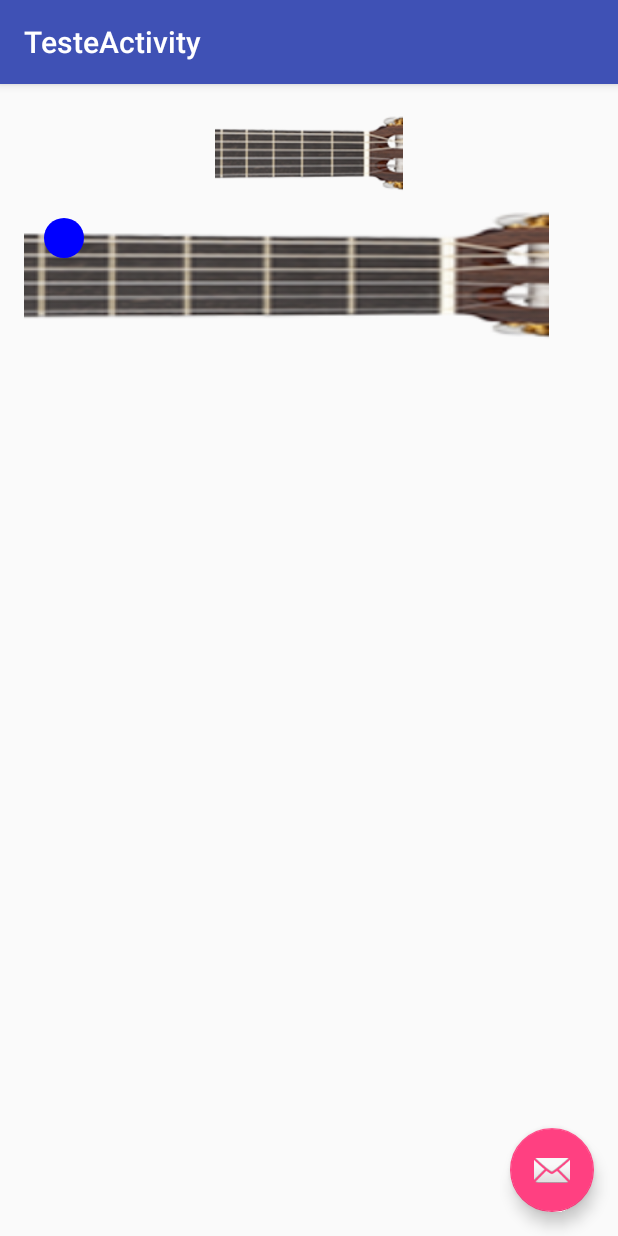
After one commit to mtsodf/MusicGame, an Android app: the TesteActivity screen opened directly, with no data from a screen before it, on a phone screen of 412 x 824 dp. The commit adds this screen. Run offline under Robolectric (Android 15) with nearby library versions, the phone set to English and light mode, and no system bars.

Commit message:
Adicao de Botao de Teste Adicao do GuitarView

```diff
--- a/app/src/main/java/music/com/br/musicgame/MainActivity.java
+++ b/app/src/main/java/music/com/br/musicgame/MainActivity.java
@@ -36,6 +36,10 @@ public class MainActivity extends AppCompatActivity {
             startGame(TERCA_GAME);
         } else if(v.getId() == R.id.level3Btn){
             startGame(TERCA_QUARTA_GAME);
+        }else if(v.getId() == R.id.testButton){
+           Intent intent = new Intent(this,TesteActivity.class);
+
+            startActivity(intent);
         }
     }
 
--- /dev/null
+++ b/app/src/main/java/music/com/br/musicgame/TesteActivity.java
@@ -0,0 +1,29 @@
+package music.com.br.musicgame;
+
+import android.os.Bundle;
+import android.support.design.widget.FloatingActionButton;
+import android.support.design.widget.Snackbar;
+import android.support.v7.app.AppCompatActivity;
+import android.support.v7.widget.Toolbar;
+import android.view.View;
+
+public class TesteActivity extends AppCompatActivity {
+
+    @Override
+    protected void onCreate(Bundle savedInstanceState) {
+        super.onCreate(savedInstanceState);
+        setContentView(R.layout.activity_teste);
+        Toolbar toolbar = (Toolbar) findViewById(R.id.toolbar);
+        setSupportActionBar(toolbar);
+
+        FloatingActionButton fab = (FloatingActionButton) findViewById(R.id.fab);
+        fab.setOnClickListener(new View.OnClickListener() {
+            @Override
+            public void onClick(View view) {
+                Snackbar.make(view, "Replace with your own action", Snackbar.LENGTH_LONG)
+                        .setAction("Action", null).show();
+            }
+        });
+    }
+
+}
--- /dev/null
+++ b/app/src/main/java/music/com/br/musicgame/views/GuitarView.java
@@ -0,0 +1,55 @@
+package music.com.br.musicgame.views;
+
+import android.content.Context;
+import android.graphics.Canvas;
+import android.graphics.Color;
+import android.graphics.Paint;
+import android.graphics.drawable.ShapeDrawable;
+import android.graphics.drawable.shapes.OvalShape;
+import android.util.AttributeSet;
+import android.view.View;
+import music.com.br.musicgame.R;
+
+
+/**
+ * Created by mtsodf on 13/02/16.
+ */
+public class GuitarView extends View {
+
+    private ShapeDrawable mDrawable;
+
+    float radius = 20;
+    float x = 40;
+    float y = 40;
+
+
+    public GuitarView(Context context, AttributeSet attributeSet){
+        super(context, attributeSet);
+        setBackgroundResource(R.drawable.guitar_brace);
+
+
+    }
+
+
+
+    @Override
+    protected void onDraw(Canvas canvas) {
+
+        super.onDraw(canvas);
+        Paint paint = new Paint();
+        paint.setColor(Color.BLUE);
+        paint.setStyle(Paint.Style.FILL);
+        canvas.drawCircle(x,y,radius,paint);
+    }
+
+    public void setGuitarString(int num){
+        y = num * 10 + 10;
+    }
+
+    public void setCase(int num){
+        x = num*20+10;
+    }
+
+
+
+}
--- /dev/null
+++ b/app/src/main/res/layout/activity_teste.xml
@@ -0,0 +1,34 @@
+<?xml version="1.0" encoding="utf-8"?>
+<android.support.design.widget.CoordinatorLayout xmlns:android="http://schemas.android.com/apk/res/android"
+    xmlns:app="http://schemas.android.com/apk/res-auto"
+    xmlns:tools="http://schemas.android.com/tools"
+    android:layout_width="match_parent"
+    android:layout_height="match_parent"
+    android:fitsSystemWindows="true"
+    tools:context="music.com.br.musicgame.TesteActivity">
+
+    <android.support.design.widget.AppBarLayout
+        android:layout_width="match_parent"
+        android:layout_height="wrap_content"
+        android:theme="@style/AppTheme.AppBarOverlay">
+
+        <android.support.v7.widget.Toolbar
+            android:id="@+id/toolbar"
+            android:layout_width="match_parent"
+            android:layout_height="?attr/actionBarSize"
+            android:background="?attr/colorPrimary"
+            app:popupTheme="@style/AppTheme.PopupOverlay" />
+
+    </android.support.design.widget.AppBarLayout>
+
+    <include layout="@layout/content_teste" />
+
+    <android.support.design.widget.FloatingActionButton
+        android:id="@+id/fab"
+        android:layout_width="wrap_content"
+        android:layout_height="wrap_content"
+        android:layout_gravity="bottom|end"
+        android:layout_margin="@dimen/fab_margin"
+        android:src="@android:drawable/ic_dialog_email" />
+
+</android.support.design.widget.CoordinatorLayout>
--- /dev/null
+++ b/app/src/main/res/layout/content_teste.xml
@@ -0,0 +1,32 @@
+<?xml version="1.0" encoding="utf-8"?>
+<LinearLayout xmlns:android="http://schemas.android.com/apk/res/android"
+    xmlns:app="http://schemas.android.com/apk/res-auto"
+    xmlns:tools="http://schemas.android.com/tools"
+    android:layout_width="match_parent"
+    android:layout_height="match_parent"
+    android:paddingBottom="@dimen/activity_vertical_margin"
+    android:paddingLeft="@dimen/activity_horizontal_margin"
+    android:paddingRight="@dimen/activity_horizontal_margin"
+    android:paddingTop="@dimen/activity_vertical_margin"
+    app:layout_behavior="@string/appbar_scrolling_view_behavior"
+    tools:context="music.com.br.musicgame.TesteActivity"
+    tools:showIn="@layout/activity_teste"
+    android:orientation="vertical"
+    >
+
+
+    <ImageView
+        android:layout_width="match_parent"
+        android:layout_height="60sp"
+        android:src="@drawable/guitar_brace"
+        >
+
+
+    </ImageView>
+
+    <music.com.br.musicgame.views.GuitarView
+        android:layout_width="350dp"
+        android:layout_height="102dp"/>
+
+
+</LinearLayout>
--- a/app/src/main/res/values/strings.xml
+++ b/app/src/main/res/values/strings.xml
@@ -9,4 +9,5 @@
     <string name="selectText">Select Your Mode!</string>
     <string name="yes">Yes</string>
     <string name="no">No</string>
+    <string name="title_activity_teste">TesteActivity</string>
 </resources>
```
Also changed, not shown: app/src/main/AndroidManifest.xml (+10 -3 lines), app/src/main/java/music/com/br/musicgame/GameActivity.java (+7 -1 lines), app/src/main/res/layout/activity_main.xml (+9 -0 lines), app/src/main/res/drawable/guitar_brace.png (added).
